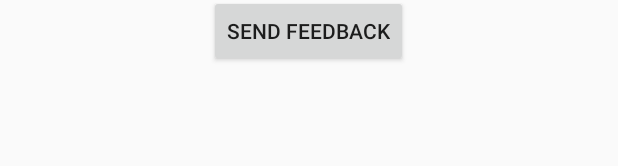
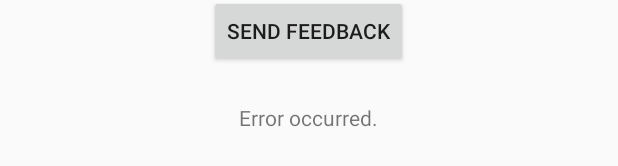
Before and after one commit to ZeevoX/Recorder, an Android app: the layout activity_about.xml on its own in the app's theme, with its tools: preview values and no code run, on a phone screen of 412 x 824 dp. Shown: the part 528-694 px from the top of the screen. Run offline under Robolectric (Android 15) with nearby library versions, the phone set to English and light mode, and no system bars.

```diff
--- a/app/src/main/res/layout/activity_about.xml
+++ b/app/src/main/res/layout/activity_about.xml
@@ -46,4 +46,14 @@
         android:layout_marginTop="48dp"
         android:text="SEND FEEDBACK" />
 
+    <TextView
+        android:id="@+id/textTimeStamp"
+        android:layout_width="wrap_content"
+        android:layout_height="wrap_content"
+        android:layout_below="@+id/buttonFeedback"
+        android:layout_centerHorizontal="true"
+        android:layout_marginTop="24dp"
+        android:text="Error occurred."
+        android:textAppearance="@android:style/TextAppearance.Material.Small" />
+
 </RelativeLayout>
--- a/app/src/main/res/values/strings.xml
+++ b/app/src/main/res/values/strings.xml
@@ -7,6 +7,8 @@
     <string name="stop_recording">Stop Recording</string>
     <string name="about_img_recorder_icon_alt">Recorder icon</string>
     <string name="about_desc_by_zeevox">by @ZeevoX</string>
+    <string name="action_about">About</string>
+    <string name="about_version_placeholder">v</string>
 
     <string name="shortcut_record_title">Record</string>
     <string name="shortcut_record_desc">Start recording all the sounds around you</string>
@@ -15,5 +17,4 @@
     <string name="shortcut_settings_desc">Configure recording settings</string>
     <string name="shortcut_settings_disabled_message">Shortcuts are not supported on this build</string>
     <string name="title_activity_recording">Recording…</string>
-    <string name="action_about">About</string>
 </resources>
```
Also changed, not shown: app/src/main/java/com/zeevox/recorder/AboutActivity.java (+19 -13 lines), 1 other file.
